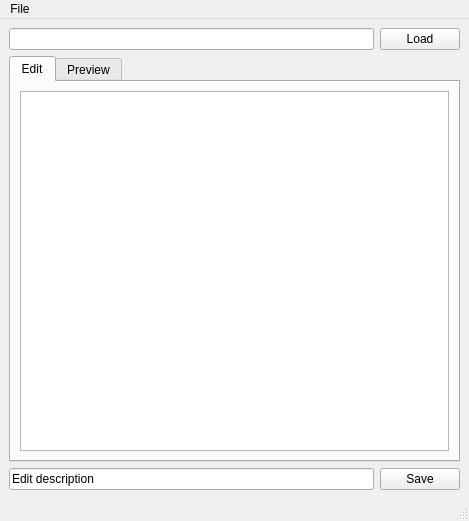
Qt form weboob/applications/qwebcontentedit/ui/main_window.ui (laurentb/weboob) before a commit.
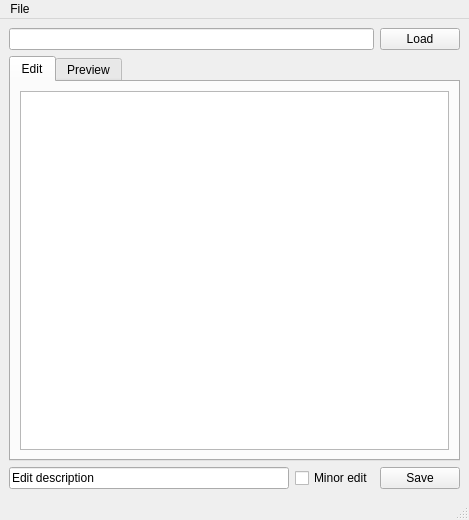
The same form after that commit.

Commit message: Adds checkbox for marking edits as 'minor'.

Diff of the .ui file:
```diff
--- a/weboob/applications/qwebcontentedit/ui/main_window.ui
+++ b/weboob/applications/qwebcontentedit/ui/main_window.ui
@@ -7,7 +7,7 @@
     <x>0</x>
     <y>0</y>
     <width>469</width>
-    <height>521</height>
+    <height>520</height>
    </rect>
   </property>
   <property name="windowTitle">
@@ -69,6 +69,13 @@
         </property>
        </widget>
       </item>
+      <item>
+       <widget class="QCheckBox" name="minorBox">
+        <property name="text">
+         <string>Minor edit</string>
+        </property>
+       </widget>
+      </item>
       <item>
        <widget class="QPushButton" name="saveButton">
         <property name="text">
```
The commit also changes 1 other file.
